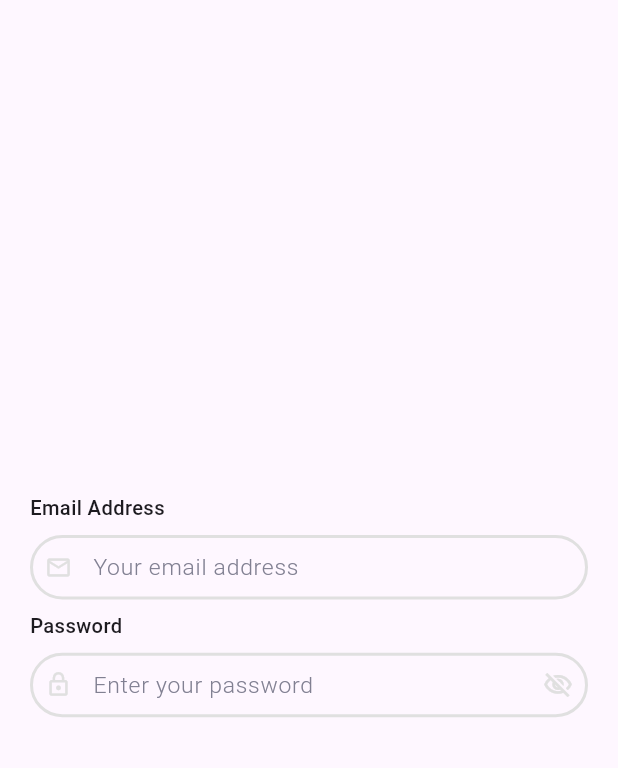
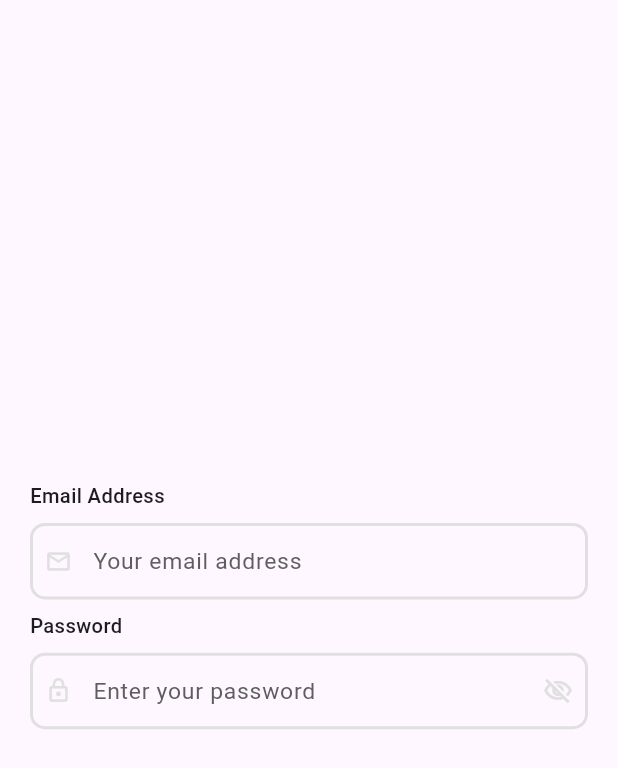
Before and after one commit to Tanjid470/scube, a Flutter app: the LoginView screen opened directly, on a phone screen of 412 x 824 dp. Shown: the top 768 px of the screen. Run offline on Flutter 3.47's test engine with Material 3 defaults, Android fonts, the phone set to English and light mode, and no system bars; our stand-ins replace get.

Commit message:
[FIX]: Adjust text field styling and padding

```diff
--- a/lib/global/k_field.dart
+++ b/lib/global/k_field.dart
@@ -98,29 +98,29 @@ class _KFieldState extends State<KField> {
       style: TextStyle(
         color: widget.textColor ?? Colors.black,
         fontSize: TextSize.font16(context),
-        fontWeight: FontWeight.w300,
+        fontWeight: FontWeight.w400,
       ),
       decoration: InputDecoration(
         isDense: true,
         contentPadding: widget.contentPadding ??
             EdgeInsets.only(
-              right: 10,
-              top: 10,
-              bottom: 10,
+              right: 12,
+              top: 14,
+              bottom: 14,
             ),
-        prefix: widget.noPrefix != null && true ? Container(color: Colors.green, child: const Padding(padding: EdgeInsets.only(left: 15))) : null,
+        prefix: widget.noPrefix != null && true ? Container(color: Colors.green, child: const Padding(padding: EdgeInsets.only(left: 12))) : null,
         prefixIcon: widget.noPrefix != null && true ? null : widget.prefix ?? _prefixIcon(),
-        border: InputBorderStyle.border(widget.maxLine != null ? 60 / widget.maxLine! : 60, borderColor: widget.borderColor),
-        focusedBorder: InputBorderStyle.focusedBorder(widget.maxLine != null ? 60 / widget.maxLine! : 60),
+        border: InputBorderStyle.border(widget.maxLine != null ? 10 / widget.maxLine! : 10, borderColor: widget.borderColor),
+        focusedBorder: InputBorderStyle.focusedBorder(widget.maxLine != null ? 10 / widget.maxLine! : 10),
         enabledBorder: (widget.controller?.text ?? '').isNotEmpty
-            ? InputBorderStyle.validBorder(widget.maxLine != null ? 60 / widget.maxLine! : 60, borderColor: widget.borderColor)
-            : InputBorderStyle.border(widget.maxLine != null ? 60 / widget.maxLine! : 60),
-        focusedErrorBorder: InputBorderStyle.focusedErrorBorder(widget.maxLine != null ? 60 / widget.maxLine! : 60),
-        errorBorder: InputBorderStyle.errorBorder(widget.maxLine != null ? 60 / widget.maxLine! : 60),
+            ? InputBorderStyle.validBorder(widget.maxLine != null ? 10 / widget.maxLine! : 10, borderColor: widget.borderColor)
+            : InputBorderStyle.border(widget.maxLine != null ? 10 / widget.maxLine! : 10),
+        focusedErrorBorder: InputBorderStyle.focusedErrorBorder(widget.maxLine != null ? 10 / widget.maxLine! : 10),
+        errorBorder: InputBorderStyle.errorBorder(widget.maxLine != null ? 10 / widget.maxLine! : 10),
         hintStyle: TextStyle(
-          color: const Color(0xFF818092),
+          color: const Color(0xFF5E5E5E),
           fontSize: TextSize.font16(context),
-          fontWeight: FontWeight.w300,
+          fontWeight: FontWeight.w400,
         ),
         hintText: widget.hintText ?? 'Your Username',
         errorText: widget.errorText == "" ? null : widget.errorText,
```
